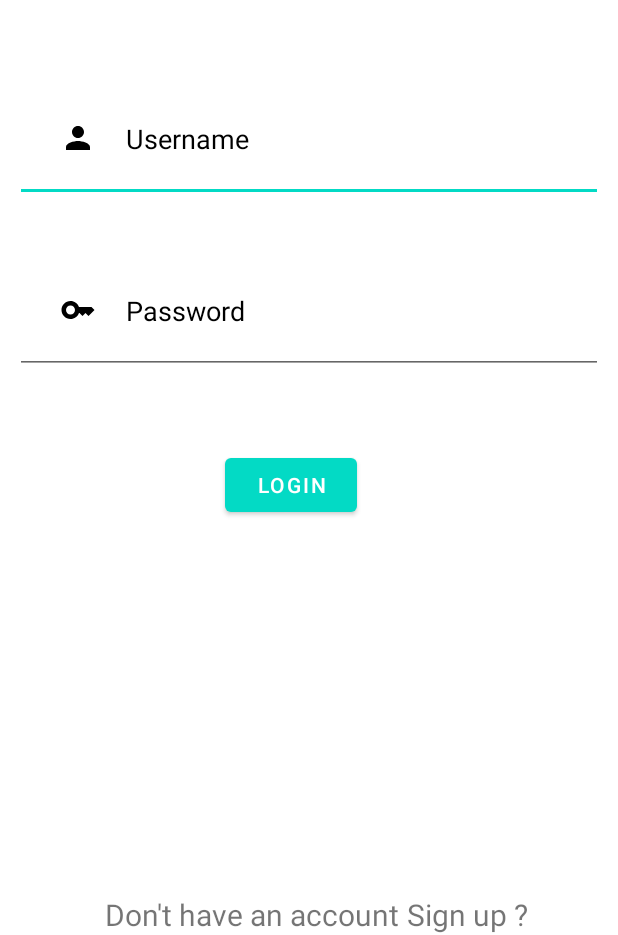
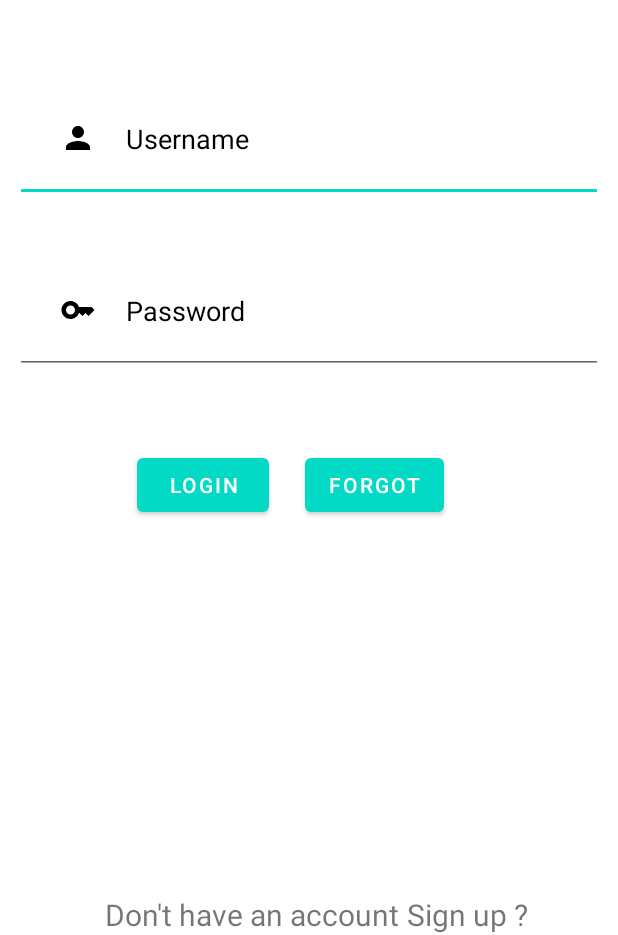
Before and after one commit to JKlenin357/first-project, an Android app: the screen it shows after launch (MainActivity), on a phone screen of 412 x 824 dp, the part 301-1236 px from its top. Run offline under Robolectric (Android 15) with nearby library versions, the phone set to English and light mode, and no system bars.

Commit message:
button added

```diff
--- a/app/src/main/res/layout/activity_main.xml
+++ b/app/src/main/res/layout/activity_main.xml
@@ -68,6 +68,13 @@
             android:text="login"
             android:layout_marginRight="24dp"/>
 
+        <Button
+            android:id="@+id/sample"
+            android:layout_width="wrap_content"
+            android:layout_height="wrap_content"
+            android:text="forgot"
+            android:layout_marginRight="24dp"/>
+
 
     </LinearLayout>
     <TextView
```
